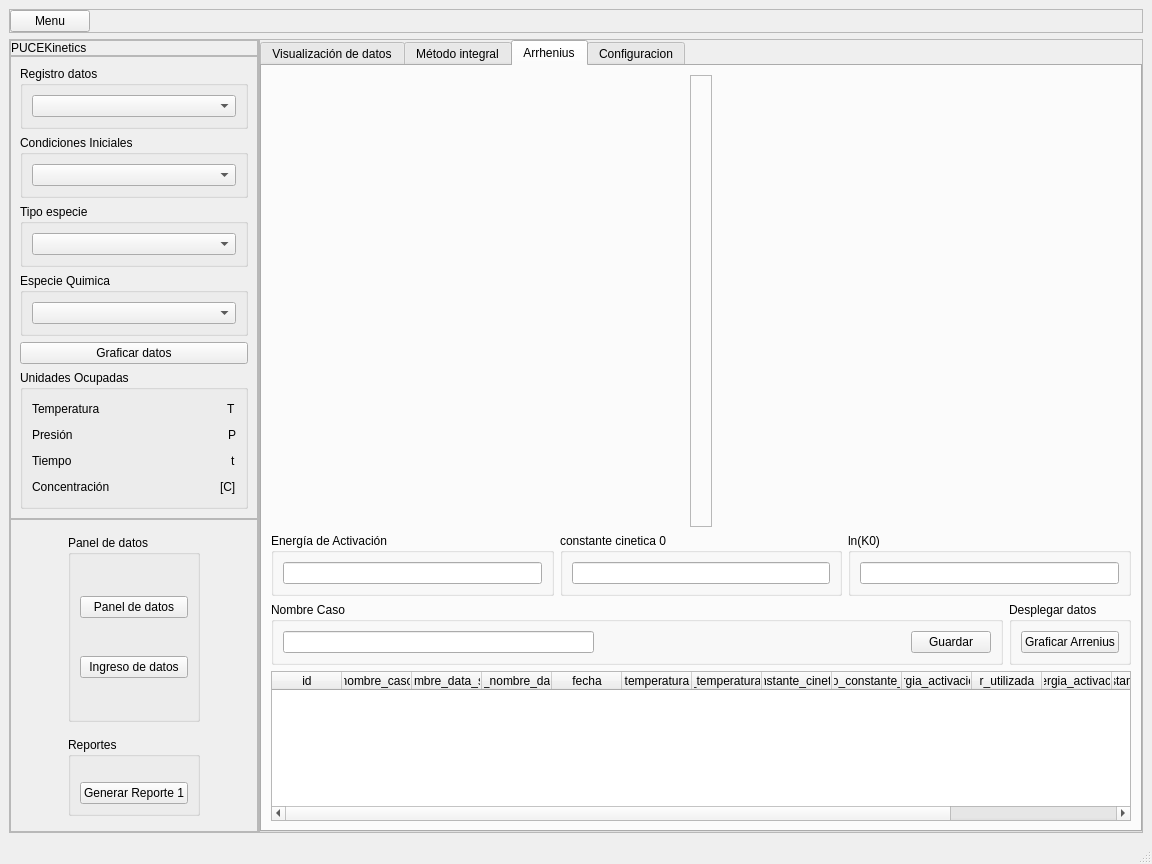
First picture: the form in dashboard_v3.ui, repository JuandresPUCE/tesis_pyqt_sqlite, before the edit.
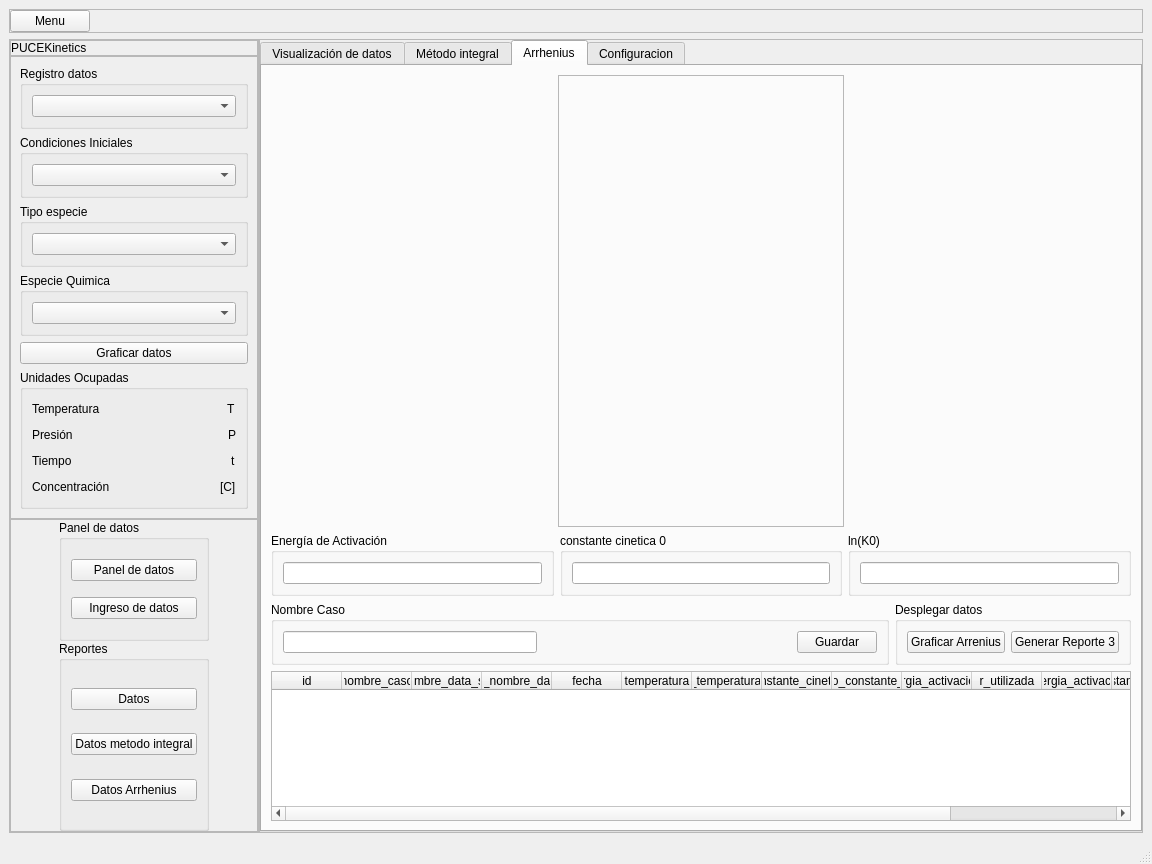
Second picture: the form after the edit. The open tabs and pages were chosen to show the change.

Commit message: mejorando el reporte arrh dashboard

```diff
--- a/dashboard_v3.ui
+++ b/dashboard_v3.ui
@@ -544,10 +544,63 @@
                     <item>
                      <widget class="QPushButton" name="rep1">
                       <property name="text">
-                       <string>Generar Reporte 1</string>
+                       <string>Datos</string>
                       </property>
                      </widget>
                     </item>
+                    <item>
+                     <spacer name="verticalSpacer_19">
+                      <property name="orientation">
+                       <enum>Qt::Vertical</enum>
+                      </property>
+                      <property name="sizeHint" stdset="0">
+                       <size>
+                        <width>20</width>
+                        <height>40</height>
+                       </size>
+                      </property>
+                     </spacer>
+                    </item>
+                    <item>
+                     <widget class="QPushButton" name="rep_mi">
+                      <property name="text">
+                       <string>Datos metodo integral</string>
+                      </property>
+                     </widget>
+                    </item>
+                    <item>
+                     <spacer name="verticalSpacer_20">
+                      <property name="orientation">
+                       <enum>Qt::Vertical</enum>
+                      </property>
+                      <property name="sizeHint" stdset="0">
+                       <size>
+                        <width>20</width>
+                        <height>40</height>
+                       </size>
+                      </property>
+                     </spacer>
+                    </item>
+                    <item>
+                     <widget class="QPushButton" name="rep_arrh">
+                      <property name="text">
+                       <string>Datos Arrhenius</string>
+                      </property>
+                     </widget>
+                    </item>
+                    <item>
+                     <spacer name="verticalSpacer_9">
+                      <property name="orientation">
+                       <enum>Qt::Vertical</enum>
+                      </property>
+                      <property name="sizeHint" stdset="0">
+                       <size>
+                        <width>20</width>
+                        <height>40</height>
+                       </size>
+                      </property>
+                     </spacer>
+                    </item>
                    </layout>
                   </widget>
                  </item>
@@ -1633,23 +1686,53 @@
                     </spacer>
                    </item>
                    <item>
-                    <layout class="QVBoxLayout" name="vista_grafico"/>
-                   </item>
-                   <item>
-                    <spacer name="verticalSpacer_9">
-                     <property name="orientation">
-                      <enum>Qt::Vertical</enum>
-                     </property>
-                     <property name="sizeHint" stdset="0">
-                      <size>
-                       <width>20</width>
-                       <height>40</height>
-                      </size>
-                     </property>
-                    </spacer>
-                   </item>
-                   <item>
-                    <layout class="QVBoxLayout" name="vista_tabla_df"/>
+                    <layout class="QHBoxLayout" name="horizontalLayout_25">
+                     <item>
+                      <spacer name="horizontalSpacer_9">
+                       <property name="orientation">
+                        <enum>Qt::Horizontal</enum>
+                       </property>
+                       <property name="sizeHint" stdset="0">
+                        <size>
+                         <width>40</width>
+                         <height>20</height>
+                        </size>
+                       </property>
+                      </spacer>
+                     </item>
+                     <item>
+                      <layout class="QVBoxLayout" name="vista_grafica_arrhenius"/>
+                     </item>
+                     <item>
+                      <spacer name="horizontalSpacer_18">
+                       <property name="orientation">
+                        <enum>Qt::Horizontal</enum>
+                       </property>
+                       <property name="sizeHint" stdset="0">
+                        <size>
+                         <width>40</width>
+                         <height>20</height>
+                        </size>
+                       </property>
+                      </spacer>
+                     </item>
+                     <item>
+                      <layout class="QVBoxLayout" name="vista_tabla_df"/>
+                     </item>
+                     <item>
+                      <spacer name="horizontalSpacer_19">
+                       <property name="orientation">
+                        <enum>Qt::Horizontal</enum>
+                       </property>
+                       <property name="sizeHint" stdset="0">
+                        <size>
+                         <width>40</width>
+                         <height>20</height>
+                        </size>
+                       </property>
+                      </spacer>
+                     </item>
+                    </layout>
                    </item>
                    <item>
                     <spacer name="verticalSpacer_10">
@@ -1826,6 +1909,13 @@
                      </property>
                     </widget>
                    </item>
+                   <item>
+                    <widget class="QPushButton" name="rep3">
+                     <property name="text">
+                      <string>Generar Reporte 3</string>
+                     </property>
+                    </widget>
+                   </item>
                   </layout>
                  </widget>
                 </item>
```
Left out of the diff: 6 changed lines with no effect on the pictures. The commit also changes 13 other files.
